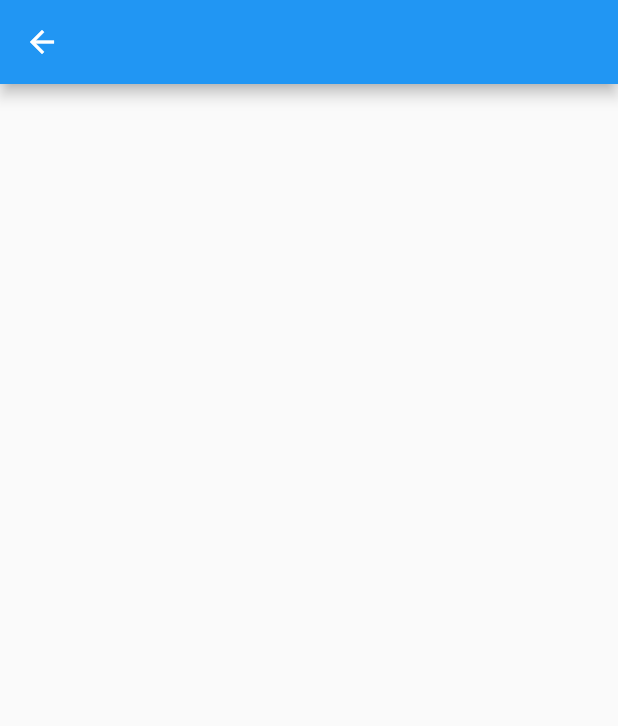
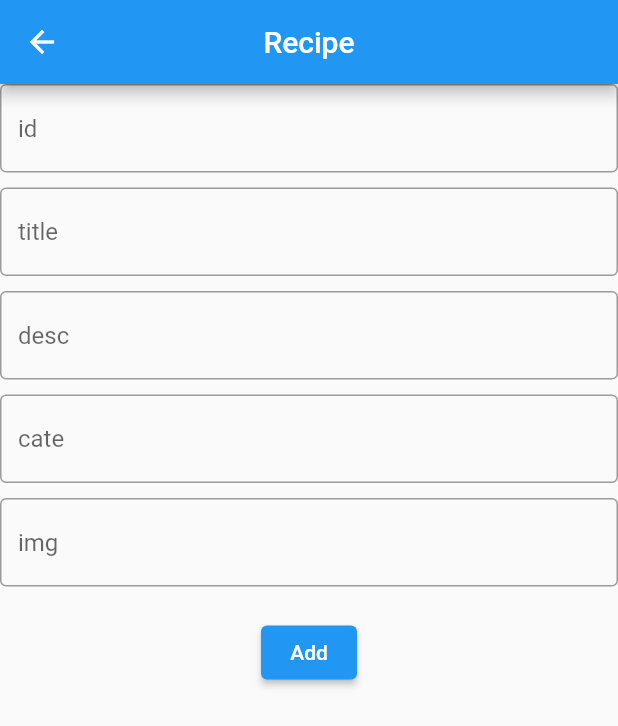
Before and after one commit to jensikhokhariya/loginapp, a Flutter app: the HomeScreen screen opened by its route, on a phone screen of 412 x 824 dp. Shown: the top 726 px of the screen. Run offline on Flutter 3.47's test engine with Material 2 defaults, Android fonts, the phone set to English and light mode, and no system bars; our stand-ins replace firebase_auth, firebase_core, firebase_database, google_sign_in; accounts and stored records are empty; network calls fail.

Commit message:
25-8-2022

```diff
--- a/lib/screen/home/homescreen.dart
+++ b/lib/screen/home/homescreen.dart
@@ -1,4 +1,6 @@
 import 'package:flutter/material.dart';
+import 'package:loginapp/screen/providerpage/homeprovider.dart';
+import 'package:provider/provider.dart';
 
 class HomeScreen extends StatefulWidget {
   const HomeScreen({Key? key}) : super(key: key);
@@ -8,11 +10,64 @@ class HomeScreen extends StatefulWidget {
 }
 
 class _HomeScreenState extends State<HomeScreen> {
+  TextEditingController id = TextEditingController();
+  TextEditingController title = TextEditingController();
+  TextEditingController descri = TextEditingController();
+  TextEditingController cate = TextEditingController();
+  TextEditingController img = TextEditingController();
+
   @override
   Widget build(BuildContext context) {
     return SafeArea(
       child: Scaffold(
-        appBar: AppBar(),
+        appBar: AppBar(
+          title: Text("Recipe"),
+          centerTitle: true,
+        ),
+        body: Column(
+          children: [
+            TextField(
+              controller: id,
+              decoration: InputDecoration(
+                border: OutlineInputBorder(),
+                hintText: "id",
+              ),
+            ),
+            SizedBox(height: 10,),
+            TextField(
+              controller: title,
+              decoration: InputDecoration(
+                border: OutlineInputBorder(),
+                hintText: "title",
+              ),
+            ),
+            SizedBox(height: 10,),TextField(
+              controller: descri,
+              decoration: InputDecoration(
+                border: OutlineInputBorder(),
+                hintText: "desc",
+              ),
+            ),
+            SizedBox(height: 10,),TextField(
+              controller: cate,
+              decoration: InputDecoration(
+                border: OutlineInputBorder(),
+                hintText: "cate",
+              ),
+            ),
+            SizedBox(height: 10,),TextField(
+              controller: img,
+              decoration: InputDecoration(
+                border: OutlineInputBorder(),
+                hintText: "img",
+              ),
+            ),
+            SizedBox(height: 20,),
+            ElevatedButton(onPressed: (){
+              Provider.of<HomeProvider>(context,listen: false).addData(title.text, descri.text, cate.text, id.text, img.text);
+            }, child: Text("Add"),),
+          ],
+        ),
       ),
     );
   }
--- a/lib/screen/loginpage/registerscreen.dart
+++ b/lib/screen/loginpage/registerscreen.dart
@@ -60,7 +60,7 @@ class _RegisterScreenState extends State<RegisterScreen> {
                   ScaffoldMessenger.of(context).showSnackBar(SnackBar(content: Text("$res")));
 
                   if(res == "Success"){
-                    Navigator.pushReplacementNamed(context, 'page2');
+                    Navigator.pushReplacementNamed(context, 'home');
                   }
                 },
                 child: Text("Sign up"),
--- /dev/null
+++ b/lib/screen/providerpage/homeprovider.dart
@@ -0,0 +1,10 @@
+import 'package:firebase_database/firebase_database.dart';
+import 'package:flutter/material.dart';
+
+class HomeProvider extends ChangeNotifier{
+  void addData(String title, String desc,String cate,String id,String img){
+    var firebaseDatabase = FirebaseDatabase.instance;
+    var dbRef = firebaseDatabase.ref();
+    dbRef.child("Recipe").child("1").set({"id":id,"title":title,"desc":desc,"cate":cate,"img":img});
+  }
+}
--- a/lib/screen/providerpage/lrprovider.dart
+++ b/lib/screen/providerpage/lrprovider.dart
@@ -65,5 +65,4 @@ class LRProvider extends ChangeNotifier {
     firebaseAuth.signInWithCredential(crd);
 }
 
-
 }
--- a/pubspec.yaml
+++ b/pubspec.yaml
@@ -38,6 +38,7 @@ dependencies:
   firebase_core: ^1.21.0
   firebase_auth: ^3.6.4
   google_sign_in: ^5.4.1
+  firebase_database: ^9.1.2
 
 dev_dependencies:
   flutter_test:
```
Also changed, not shown: lib/main.dart (+44 -3 lines), lib/screen/loginpage/loginscreen.dart (+16 -16 lines), pubspec.lock, 1 other file.
